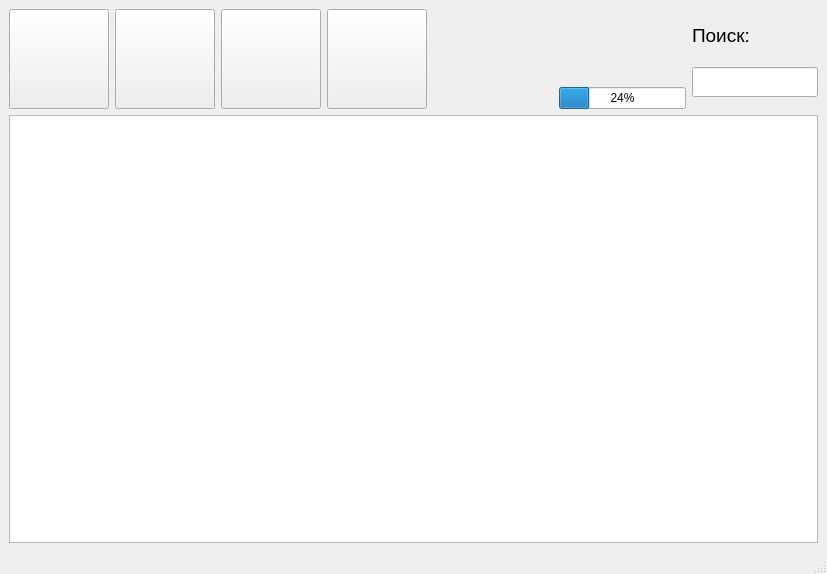
kamicute2/control_system, file System/mainwindow.ui: the form before one commit.
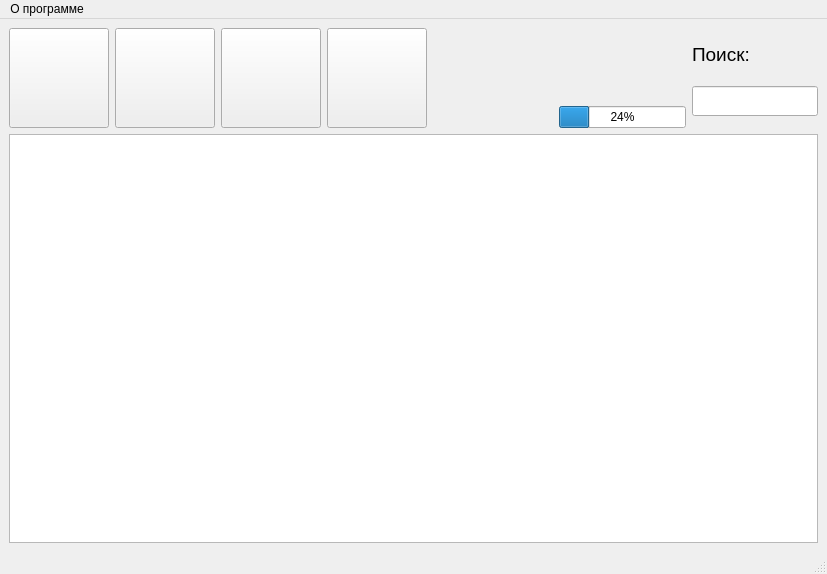
The form after the commit. Icons and pictures are not drawn.

Diff of the .ui file:
```diff
--- a/System/mainwindow.ui
+++ b/System/mainwindow.ui
@@ -270,6 +270,13 @@
      <height>26</height>
     </rect>
    </property>
+   <widget class="QMenu" name="menu">
+    <property name="title">
+     <string>О программе</string>
+    </property>
+    <addaction name="action_manual"/>
+   </widget>
+   <addaction name="menu"/>
   </widget>
   <widget class="QStatusBar" name="statusbar"/>
  </widget>
```
Left out of the diff: 27 changed lines with no effect on the pictures.
